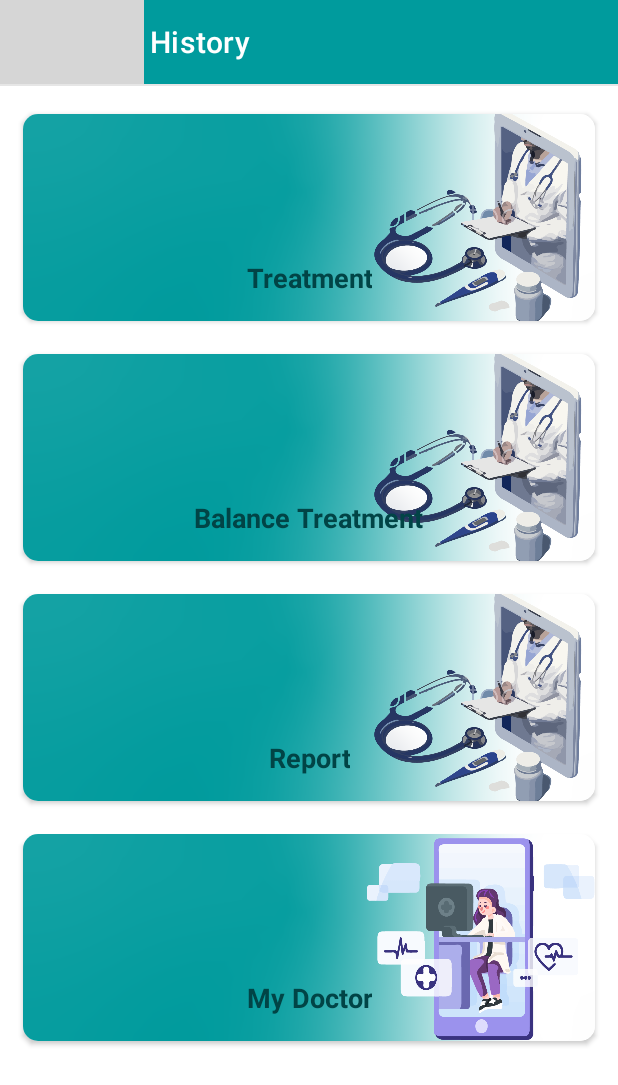
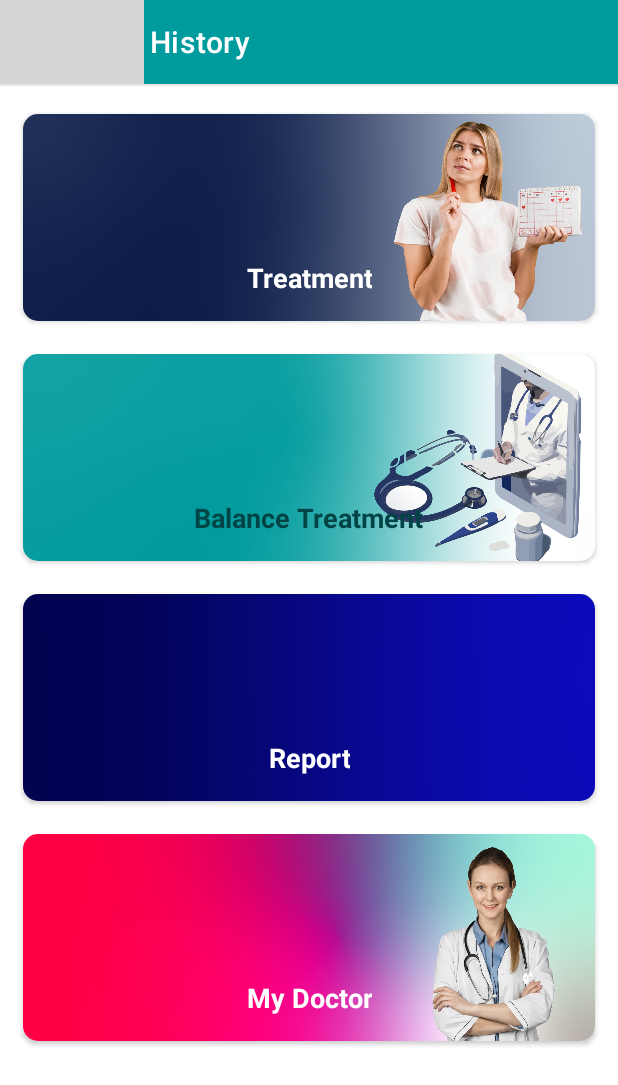
Before and after one commit to Angel198/PCOSPCOD, an Android app: the fragment ProfileFragment placed in its activity, on a phone screen of 412 x 824 dp. Shown: the top 1085 px of the screen. Run offline under Robolectric (Android 15) with nearby library versions, the phone set to English and light mode, and no system bars; libraries missing offline, so code that uses them is left out: com.mikhaellopez.circularimageview, com.pierfrancescosoffritti.androidyoutubeplayer; Roboto replaces fonts that are not available here; 4 statements that could not run were skipped; grey boxes are pictures that could not be loaded.

Commit message:
design changes

```diff
--- a/app/src/main/java/com/jaylax/pcospcod/patientactivities/OngoingTreatmentActivity.java
+++ b/app/src/main/java/com/jaylax/pcospcod/patientactivities/OngoingTreatmentActivity.java
@@ -129,9 +129,7 @@ public class OngoingTreatmentActivity extends AppCompatActivity {
                 date = Date1;
                 Log.i("date",date);
 
-
                 getdata();
-
 
             }
         });
--- a/app/src/main/res/layout/fragment_profile.xml
+++ b/app/src/main/res/layout/fragment_profile.xml
@@ -43,18 +43,18 @@
                         app:cardUseCompatPadding="true">
 
                         <LinearLayout
+                            android:id="@+id/layout_one"
                             android:layout_width="match_parent"
                             android:layout_height="150dp"
                             android:layout_gravity="center"
+                            android:background="@drawable/ttt"
                             android:gravity="center"
-                            android:id="@+id/layout_one"
-                            android:background="@drawable/treatment"
                             android:orientation="vertical">
 
-<!--                            <ImageView-->
-<!--                                android:layout_width="match_parent"-->
-<!--                                android:layout_height="match_parent"-->
-<!--                                android:layout_gravity="center"/>-->
+                            <!--                            <ImageView-->
+                            <!--                                android:layout_width="match_parent"-->
+                            <!--                                android:layout_height="match_parent"-->
+                            <!--                                android:layout_gravity="center"/>-->
 
                             <TextView
                                 android:layout_width="wrap_content"
@@ -63,7 +63,7 @@
                                 android:layout_marginTop="80dp"
                                 android:gravity="center|bottom"
                                 android:text="Treatment"
-                                android:textColor="#014446"
+                                android:textColor="@color/white"
                                 android:textSize="18sp"
                                 android:textStyle="bold" />
 
@@ -148,8 +148,9 @@
                             android:layout_gravity="center"
                             android:gravity="center"
                             android:id="@+id/layout_three"
-                            android:background="@drawable/treatment"
+                            android:background="@drawable/report_background"
                             android:orientation="vertical">
+
 
                             <TextView
                                 android:layout_width="wrap_content"
@@ -158,7 +159,7 @@
                                 android:layout_marginTop="80dp"
                                 android:gravity="center|bottom"
                                 android:text="Report"
-                                android:textColor="#014446"
+                                android:textColor="@color/white"
                                 android:textSize="18sp"
                                 android:textStyle="bold" />
 
@@ -191,9 +192,8 @@
                             android:layout_gravity="center"
                             android:gravity="center"
                             android:id="@+id/layout_four"
-                            android:background="@drawable/my_doctor"
+                            android:background="@drawable/my_doc"
                             android:orientation="vertical">
-
 
                             <TextView
                                 android:layout_width="wrap_content"
@@ -202,7 +202,7 @@
                                 android:layout_marginTop="80dp"
                                 android:gravity="center|bottom"
                                 android:text="My Doctor"
-                                android:textColor="#014446"
+                                android:textColor="@color/white"
                                 android:textSize="18sp"
                                 android:textStyle="bold" />
 
@@ -214,11 +214,8 @@
 
             </LinearLayout>
 
-
         </LinearLayout>
-
 
     </androidx.core.widget.NestedScrollView>
 
-
 </LinearLayout>
```
Also changed, not shown: app/src/main/res/drawable/my_doc.png (added), app/src/main/res/drawable/report_background.png (added), app/src/main/res/drawable/ttt.png (added), 1 other file.
